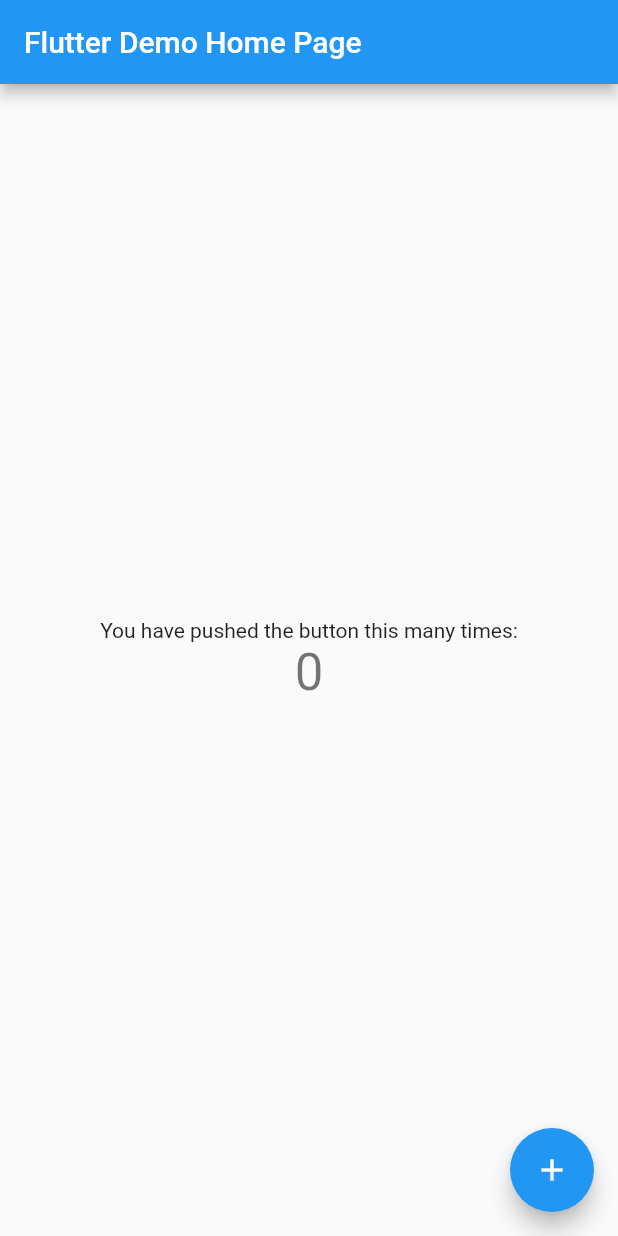
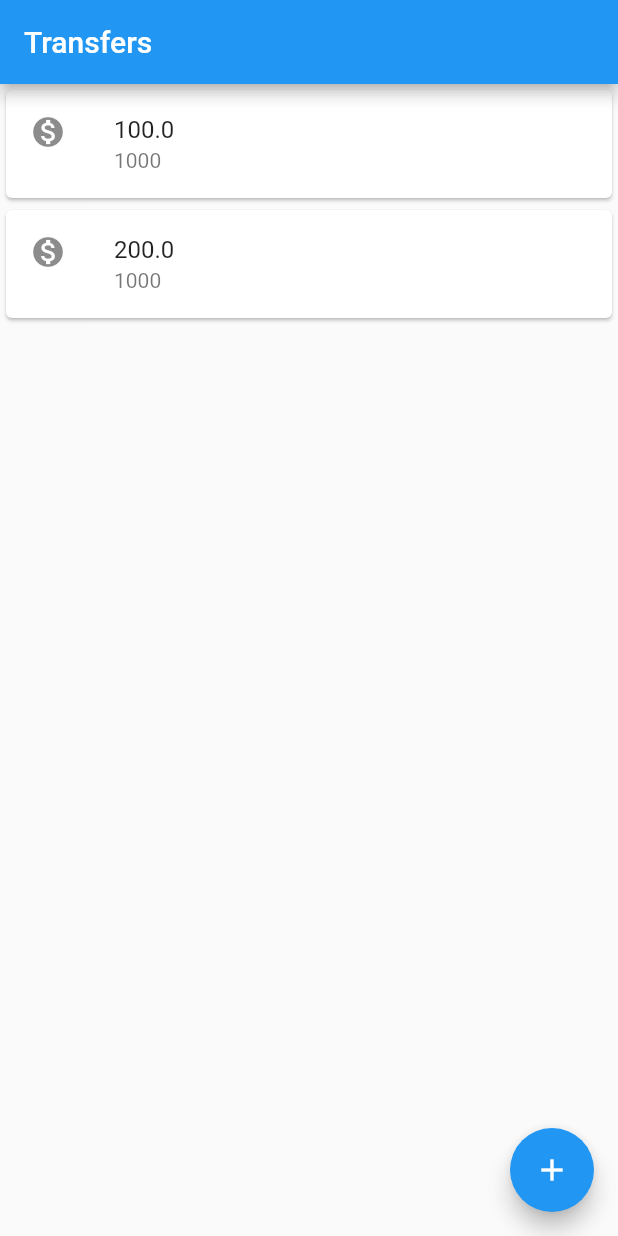
Before and after one commit to jpaulodefarias/bytebank, a Flutter app: the screen it shows after launch, on a phone screen of 412 x 824 dp. Run offline on Flutter 3.47's test engine with Material 2 defaults, Android fonts, the phone set to English and light mode, and no system bars.

Commit message:
Adding Transfer List

```diff
--- a/lib/main.dart
+++ b/lib/main.dart
@@ -1,117 +1,30 @@
 import 'package:flutter/material.dart';
 
-void main() {
-  runApp(MyApp());
-}
-
-class MyApp extends StatelessWidget {
-  // This widget is the root of your application.
-  @override
-  Widget build(BuildContext context) {
-    return MaterialApp(
-      title: 'Flutter Demo',
-      theme: ThemeData(
-        // This is the theme of your application.
-        //
-        // Try running your application with "flutter run". You'll see the
-        // application has a blue toolbar. Then, without quitting the app, try
-        // changing the primarySwatch below to Colors.green and then invoke
-        // "hot reload" (press "r" in the console where you ran "flutter run",
-        // or simply save your changes to "hot reload" in a Flutter IDE).
-        // Notice that the counter didn't reset back to zero; the application
-        // is not restarted.
-        primarySwatch: Colors.blue,
-        // This makes the visual density adapt to the platform that you run
-        // the app on. For desktop platforms, the controls will be smaller and
-        // closer together (more dense) than on mobile platforms.
-        visualDensity: VisualDensity.adaptivePlatformDensity,
-      ),
-      home: MyHomePage(title: 'Flutter Demo Home Page'),
-    );
-  }
-}
-
-class MyHomePage extends StatefulWidget {
-  MyHomePage({Key key, this.title}) : super(key: key);
-
-  // This widget is the home page of your application. It is stateful, meaning
-  // that it has a State object (defined below) that contains fields that affect
-  // how it looks.
-
-  // This class is the configuration for the state. It holds the values (in this
-  // case the title) provided by the parent (in this case the App widget) and
-  // used by the build method of the State. Fields in a Widget subclass are
-  // always marked "final".
-
-  final String title;
-
-  @override
-  _MyHomePageState createState() => _MyHomePageState();
-}
-
-class _MyHomePageState extends State<MyHomePage> {
-  int _counter = 0;
-
-  void _incrementCounter() {
-    setState(() {
-      // This call to setState tells the Flutter framework that something has
-      // changed in this State, which causes it to rerun the build method below
-      // so that the display can reflect the updated values. If we changed
-      // _counter without calling setState(), then the build method would not be
-      // called again, and so nothing would appear to happen.
-      _counter++;
-    });
-  }
-
-  @override
-  Widget build(BuildContext context) {
-    // This method is rerun every time setState is called, for instance as done
-    // by the _incrementCounter method above.
-    //
-    // The Flutter framework has been optimized to make rerunning build methods
-    // fast, so that you can just rebuild anything that needs updating rather
-    // than having to individually change instances of widgets.
-    return Scaffold(
-      appBar: AppBar(
-        // Here we take the value from the MyHomePage object that was created by
-        // the App.build method, and use it to set our appbar title.
-        title: Text(widget.title),
-      ),
-      body: Center(
-        // Center is a layout widget. It takes a single child and positions it
-        // in the middle of the parent.
-        child: Column(
-          // Column is also a layout widget. It takes a list of children and
-          // arranges them vertically. By default, it sizes itself to fit its
-          // children horizontally, and tries to be as tall as its parent.
-          //
-          // Invoke "debug painting" (press "p" in the console, choose the
-          // "Toggle Debug Paint" action from the Flutter Inspector in Android
-          // Studio, or the "Toggle Debug Paint" command in Visual Studio Code)
-          // to see the wireframe for each widget.
-          //
-          // Column has various properties to control how it sizes itself and
-          // how it positions its children. Here we use mainAxisAlignment to
-          // center the children vertically; the main axis here is the vertical
-          // axis because Columns are vertical (the cross axis would be
-          // horizontal).
-          mainAxisAlignment: MainAxisAlignment.center,
-          children: <Widget>[
-            Text(
-              'You have pushed the button this many times:',
+void main() => runApp(MaterialApp(
+      home: Scaffold(
+        body: Column(
+          children: [
+            Card(
+              child: ListTile(
+                leading: Icon(Icons.monetization_on),
+                title: Text('100.0'),
+                subtitle: Text('1000'),
+              ),
             ),
-            Text(
-              '$_counter',
-              style: Theme.of(context).textTheme.headline4,
+            Card(
+              child: ListTile(
+                leading: Icon(Icons.monetization_on),
+                title: Text('200.0'),
+                subtitle: Text('1000'),
+              ),
             ),
           ],
         ),
+        appBar: AppBar(
+          title: Text('Transfers'),
+        ),
+        floatingActionButton: FloatingActionButton(
+          child: Icon(Icons.add),
+        ),
       ),
-      floatingActionButton: FloatingActionButton(
-        onPressed: _incrementCounter,
-        tooltip: 'Increment',
-        child: Icon(Icons.add),
-      ), // This trailing comma makes auto-formatting nicer for build methods.
-    );
-  }
-}
+    ));
```
